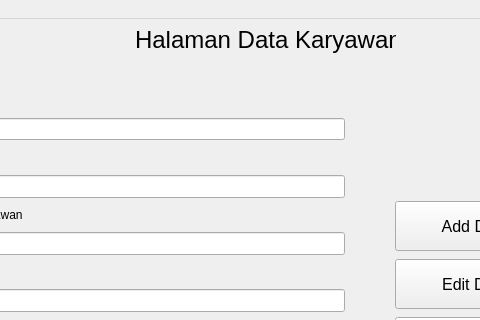
AthreeS002/Sistem-Karyawan, file sis-karyawan/add_karyawan.ui: the form before one commit; both pictures show x 105 to 585 and y 0 to 320 of the 691 by 492 pixel window.
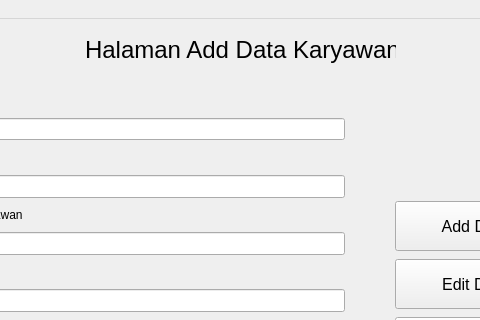
The form after the commit.

```diff
--- a/sis-karyawan/add_karyawan.ui
+++ b/sis-karyawan/add_karyawan.ui
@@ -207,9 +207,9 @@
    <widget class="QLabel" name="label_5">
     <property name="geometry">
      <rect>
-      <x>240</x>
-      <y>0</y>
-      <width>261</width>
+      <x>190</x>
+      <y>10</y>
+      <width>311</width>
       <height>41</height>
      </rect>
     </property>
@@ -219,7 +219,7 @@
      </font>
     </property>
     <property name="text">
-     <string>Halaman Data Karyawan</string>
+     <string>Halaman Add Data Karyawan</string>
     </property>
    </widget>
   </widget>
```
